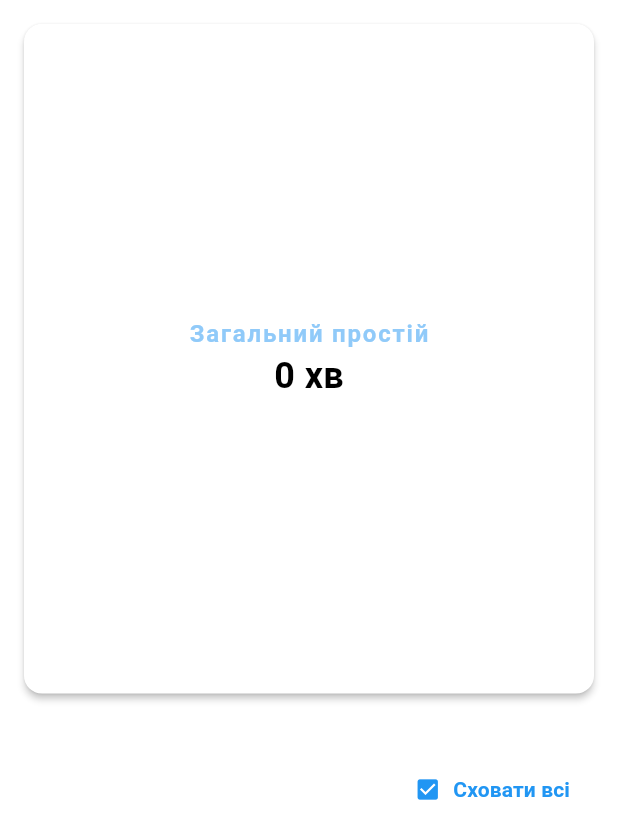
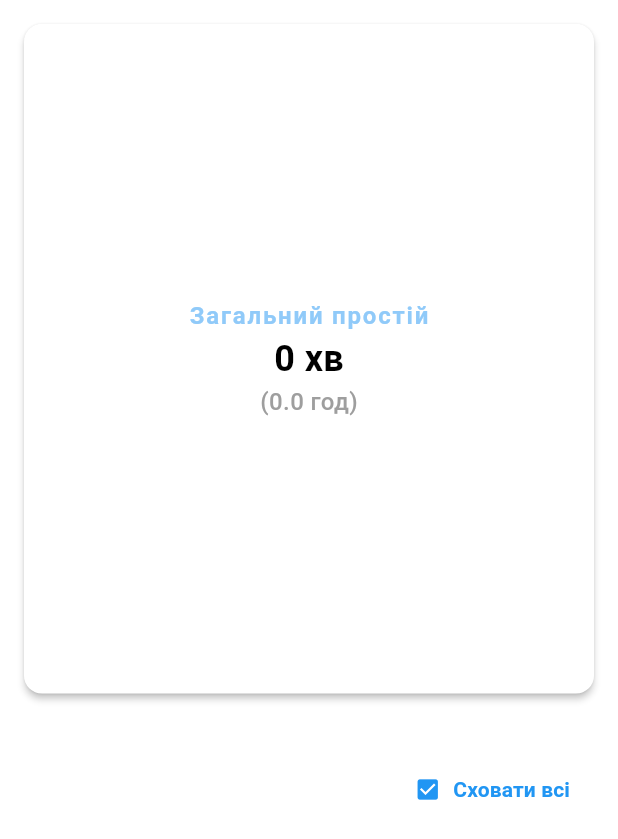
Before and after one commit to DTLG/limo_kpi, a Flutter app: the PieChart widget shown alone on an empty page, opened directly with empty values, on a phone screen of 412 x 824 dp. Shown: the top 839 px of the screen. Run offline on Flutter 3.47's test engine with Material 3 defaults, Android fonts, the phone set to English and light mode, and no system bars; our stand-ins replace fl_chart, google_fonts, logger, lottie; network calls fail.

```diff
--- a/lib/presentation/providers/deformat_provider.dart
+++ b/lib/presentation/providers/deformat_provider.dart
@@ -53,7 +53,7 @@ class DeformatProvider extends ChangeNotifier {
       case 'custom':
         if (_startDate == null || _endDate == null) return _deformats;
         startOfRange =
-            DateTime(_startDate!.year, _startDate!.month, _startDate!.day);
+            DateTime(_startDate!.year, _startDate!.month, _startDate!.day - 1);
         endOfRange = DateTime(
             _endDate!.year, _endDate!.month, _endDate!.day, 23, 59, 59);
         break;
--- a/lib/presentation/widgets/pie_chart.dart
+++ b/lib/presentation/widgets/pie_chart.dart
@@ -106,7 +106,7 @@ class _PieChartState extends State<PieChart> {
               final percentage = total > 0
                   ? (_filteredData[index] / total * 100).toStringAsFixed(1)
                   : '0.0';
-              final minutes = _filteredData[index].toStringAsFixed(1);
+              final minutes = widget.data[index].toStringAsFixed(1);
 
               return InkWell(
                 onTap: () {
@@ -219,6 +219,14 @@ class _PieChartState extends State<PieChart> {
                     color: Colors.black,
                     fontWeight: FontWeight.bold,
                     fontSize: 24,
+                  ),
+                ),
+                Text(
+                  '(${(total / 60).toStringAsFixed(1)} год)',
+                  style: const TextStyle(
+                    color: Colors.grey,
+                    fontWeight: FontWeight.w500,
+                    fontSize: 16,
                   ),
                 ),
               ],
--- a/pubspec.yaml
+++ b/pubspec.yaml
@@ -18,7 +18,7 @@ dependencies:
   flutter_localizations:
     sdk: flutter
   fl_chart: ^1.0.0
-
+  logger: ^2.0.2
 
 dev_dependencies:
   flutter_test:
```
Also changed, not shown: lib/presentation/pages/deformat_page.dart (+47 -6 lines), assets/lottiefiles/main_screen.json (renamed from assets/lottiefiles/main_screen1.json), pubspec.lock, 4 other files.
